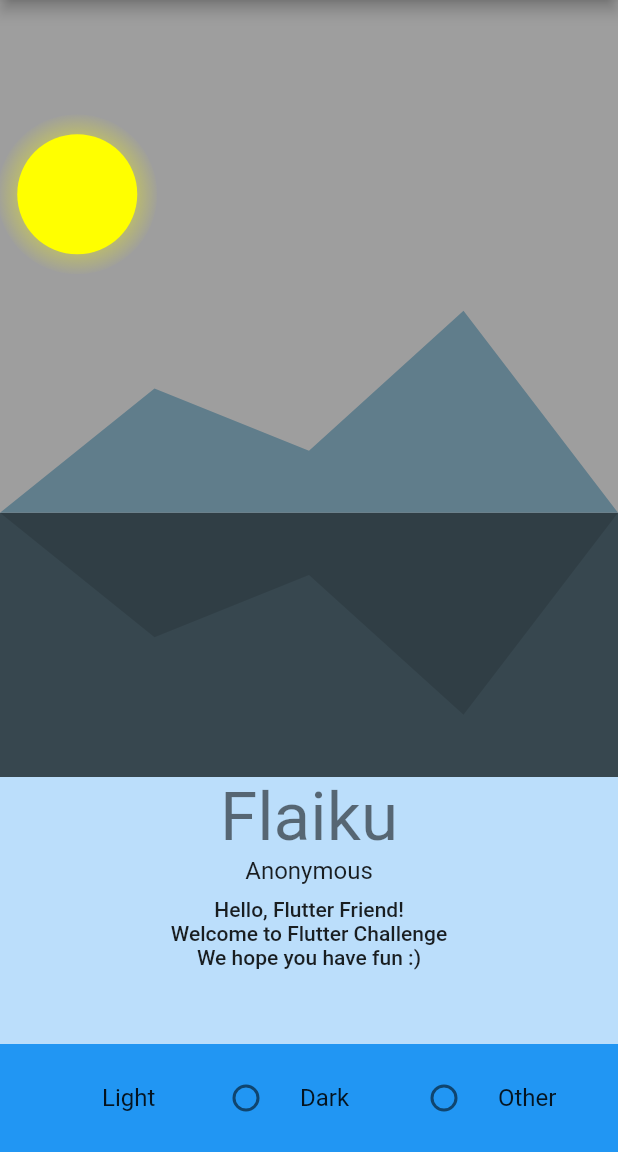
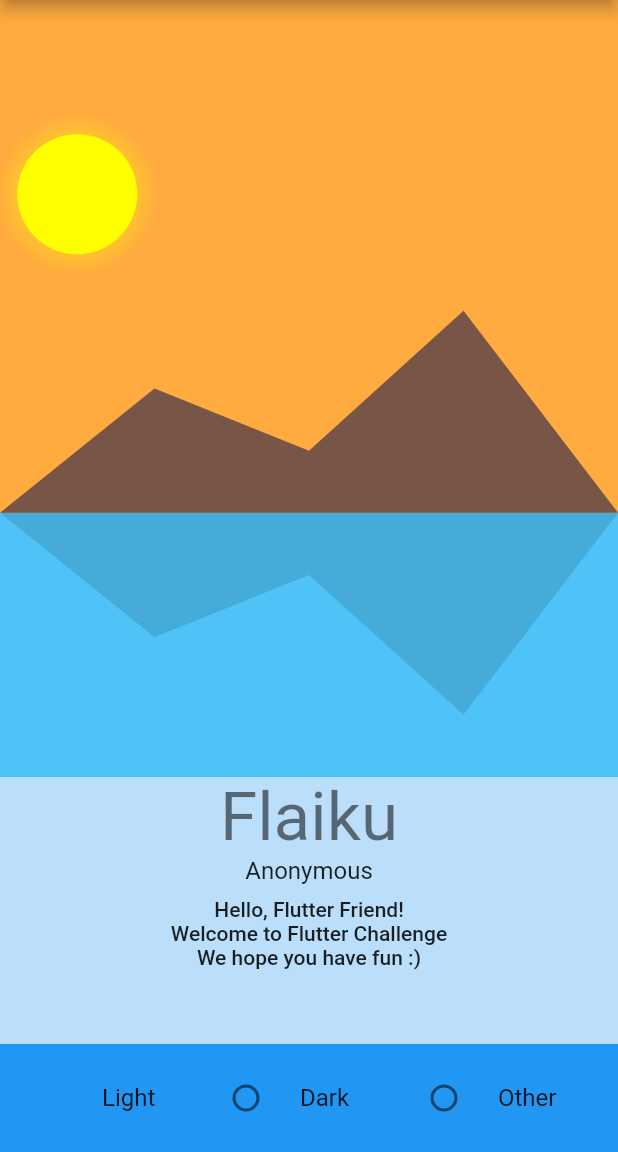
Before and after one commit to Flutter-Challenge/mini_challenge_1_starter_app, a Flutter app: the screen it shows after launch, on a phone screen of 412 x 824 dp, the part 84-1236 px from its top. Run offline on Flutter 3.47's test engine with Material 2 defaults, Android fonts, the phone set to English and light mode, and no system bars.

Commit message:
Custom chnages to all themes

```diff
--- a/lib/themes/custom_themes.dart
+++ b/lib/themes/custom_themes.dart
@@ -7,7 +7,8 @@ import 'scenery_theme.dart';
 /// You can add themes for your own custom widgets here.
 /// NB: for this challenge, it is only required to modify sceneryThemeData
 class CustomWidgetThemes {
-  static CustomWidgetThemes of(BuildContext context) => CustomWidgetThemes._(context);
+  static CustomWidgetThemes of(BuildContext context) =>
+      CustomWidgetThemes._(context);
 
   SceneryThemeData? sceneryThemeData;
 
@@ -19,27 +20,27 @@ class CustomWidgetThemes {
     switch (themeType) {
       case ThemeType.Light:
         sceneryThemeData = SceneryThemeData(
-          skyFillColor: Colors.grey,
-          mountainFillColor: Colors.blueGrey,
-          waterFillColor: Colors.blueGrey[800]!,
+          skyFillColor: Colors.orangeAccent[200]!,
+          mountainFillColor: Colors.brown,
+          waterFillColor: Colors.lightBlue.shade300,
           drawMoon: false,
           drawSun: true,
         );
         break;
       case ThemeType.Dark:
         sceneryThemeData = SceneryThemeData(
-          skyFillColor: Colors.grey,
-          mountainFillColor: Colors.blueGrey,
-          waterFillColor: Colors.blueGrey[800]!,
+          skyFillColor: Colors.grey[800]!,
+          mountainFillColor: Colors.redAccent,
+          waterFillColor: Colors.blueGrey[200]!,
           drawMoon: true,
           drawSun: false,
         );
         break;
       case ThemeType.Other:
         sceneryThemeData = SceneryThemeData(
-          skyFillColor: Colors.grey,
-          mountainFillColor: Colors.blueGrey,
-          waterFillColor: Colors.blueGrey[800]!,
+          skyFillColor: Colors.pink[900]!,
+          mountainFillColor: Colors.purple[300]!,
+          waterFillColor: Colors.pinkAccent,
           drawMoon: true,
           drawSun: true,
         );
```
